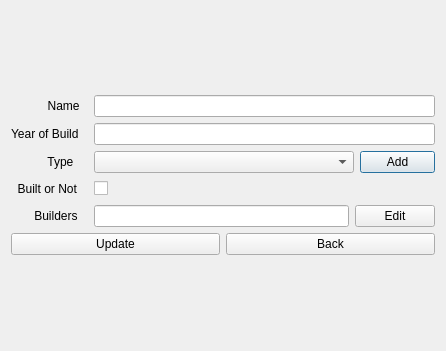
vilhjalmur12/verklegt_1, file verklegt_vika_3/verklegt_GUI/UI/editcomputerdialog.ui: the form before one commit.
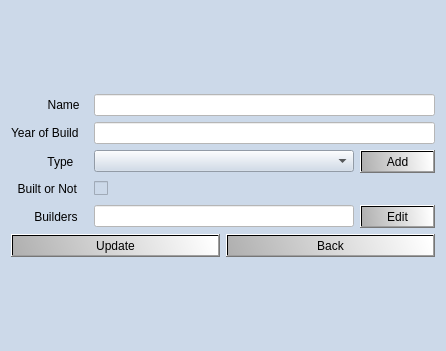
The form after the commit.

Patch:
```diff
--- a/verklegt_vika_3/verklegt_GUI/UI/editcomputerdialog.ui
+++ b/verklegt_vika_3/verklegt_GUI/UI/editcomputerdialog.ui
@@ -19,6 +19,25 @@
   <property name="windowTitle">
    <string>Dialog</string>
   </property>
+  <property name="styleSheet">
+   <string notr="true">QWidget{
+background-color: rgb(204, 217, 233);
+}
+
+QLineEdit{
+background-color: white;
+}
+
+QPushButton{
+color: rgb(0, 0, 0);
+background-color: qlineargradient(spread:pad, x1:0, y1:0.619, x2:1, y2:0.58, stop:0 rgba(176, 176, 176, 255), stop:1 rgba(255, 255, 255, 255));
+}
+
+QPushButton::pressed{
+background-color: qlineargradient(spread:reflect, x1:0, y1:0, x2:1, y2:1, stop:0.318408 rgba(69, 69, 69, 255), stop:1 rgba(162, 162, 162, 255));
+}
+</string>
+  </property>
   <layout class="QGridLayout" name="gridLayout">
    <item row="0" column="0">
     <layout class="QVBoxLayout" name="verticalLayout">
```
